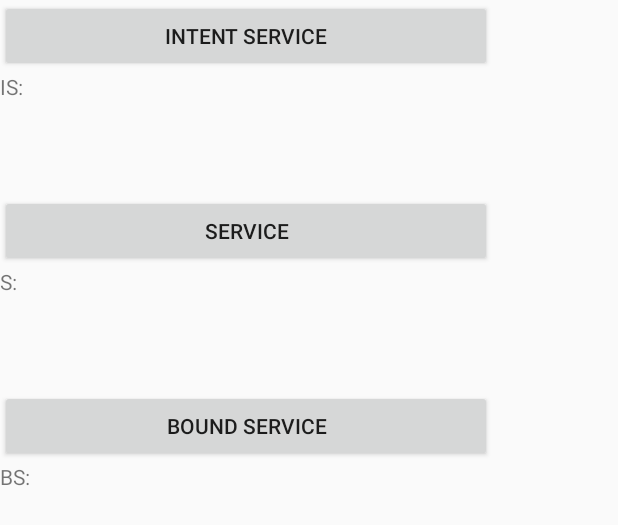
After one commit to juanstampone/TpCursadaMoviles, an Android app: the layout activity_cuarta_entrega.xml on its own in the app's theme, with its tools: preview values and no code run, on a phone screen of 412 x 824 dp. The commit adds this screen. Shown: the top 525 px of the screen. Run offline under Robolectric (Android 15) with nearby library versions, the phone set to English and light mode, and no system bars.

Commit message:
Formato entrega 4

```diff
--- /dev/null
+++ b/app/src/main/java/com/example/tpcursadamoviles/CuartaEntrega.java
@@ -0,0 +1,4 @@
+package com.example.tpcursadamoviles;
+
+public class CuartaEntrega {
+}
--- /dev/null
+++ b/app/src/main/java/com/example/tpcursadamoviles/Service.java
@@ -0,0 +1,4 @@
+package com.example.tpcursadamoviles;
+
+public class Service {
+}
--- /dev/null
+++ b/app/src/main/java/com/example/tpcursadamoviles/ServiceBound.java
@@ -0,0 +1,4 @@
+package com.example.tpcursadamoviles;
+
+public class ServiceBound {
+}
--- /dev/null
+++ b/app/src/main/java/com/example/tpcursadamoviles/ServiceIntent.java
@@ -0,0 +1,4 @@
+package com.example.tpcursadamoviles;
+
+public class ServiceIntent {
+}
--- a/app/src/main/java/com/example/tpcursadamoviles/TerceraEntrega.java
+++ b/app/src/main/java/com/example/tpcursadamoviles/TerceraEntrega.java
@@ -15,7 +15,7 @@ import android.widget.TextView;
 import org.w3c.dom.Text;
 
 public class TerceraEntrega extends AppCompatActivity {
-/*** CONTADOR EN BACKGROUND , AL CERRAR LA APP RECUERDA TANTO EL VALOR DE SLEEP COMO LA CUENTA. ***/
+/*** CONTADOR EN BACKGROUND , AL CERRAR LA APP RECUERDA TANTO EL VALOR DE SLEEP COMO LA CUENTA ***/
     private Button start;
     private Button stop;
     private Button reset;
--- /dev/null
+++ b/app/src/main/res/layout/activity_cuarta_entrega.xml
@@ -0,0 +1,65 @@
+<?xml version="1.0" encoding="utf-8"?>
+<androidx.constraintlayout.widget.ConstraintLayout xmlns:android="http://schemas.android.com/apk/res/android"
+    xmlns:app="http://schemas.android.com/apk/res-auto"
+    xmlns:tools="http://schemas.android.com/tools"
+    android:layout_width="match_parent"
+    android:layout_height="match_parent"
+    tools:context=".SegundaEntrega">
+
+    <LinearLayout
+        android:layout_width="328dp"
+        android:layout_height="522dp"
+        android:orientation="vertical"
+        tools:layout_editor_absoluteX="41dp"
+        tools:layout_editor_absoluteY="104dp">
+
+        <Button
+            android:id="@+id/buttonIS"
+            android:layout_width="match_parent"
+            android:layout_height="wrap_content"
+            tools:text="Intent Service" />
+
+        <TextView
+            android:id="@+id/textViewIS"
+            android:layout_width="match_parent"
+            android:layout_height="36dp"
+            android:text="@string/testViewIS" />
+
+        <Space
+            android:layout_width="match_parent"
+            android:layout_height="46dp" />
+
+        <Button
+            android:id="@+id/buttonS"
+            android:layout_width="match_parent"
+            android:layout_height="wrap_content"
+            android:text="@string/buttonS" />
+
+        <TextView
+            android:id="@+id/textS"
+            android:layout_width="match_parent"
+            android:layout_height="36dp"
+            android:text="@string/textS" />
+
+        <Space
+            android:layout_width="match_parent"
+            android:layout_height="46dp" />
+
+        <Button
+            android:id="@+id/buttonBS"
+            android:layout_width="match_parent"
+            android:layout_height="wrap_content"
+            android:text="@string/buttonBS" />
+
+        <TextView
+            android:id="@+id/textBS"
+            android:layout_width="match_parent"
+            android:layout_height="36dp"
+            android:text="@string/textBS" />
+
+        <Space
+            android:layout_width="match_parent"
+            android:layout_height="46dp" />
+
+    </LinearLayout>
+</androidx.constraintlayout.widget.ConstraintLayout>
--- a/app/src/main/res/values/strings.xml
+++ b/app/src/main/res/values/strings.xml
@@ -17,4 +17,10 @@
     <string name="stop">stop</string>
     <string name="step">step</string>
     <string name="contador">contador</string>
+    <string name="buttonIS">buttonIS</string>
+    <string name="testViewIS">IS:</string>
+    <string name="buttonS">Service</string>
+    <string name="textS">S:</string>
+    <string name="buttonBS">Bound Service</string>
+    <string name="textBS">BS:</string>
 </resources>
```
